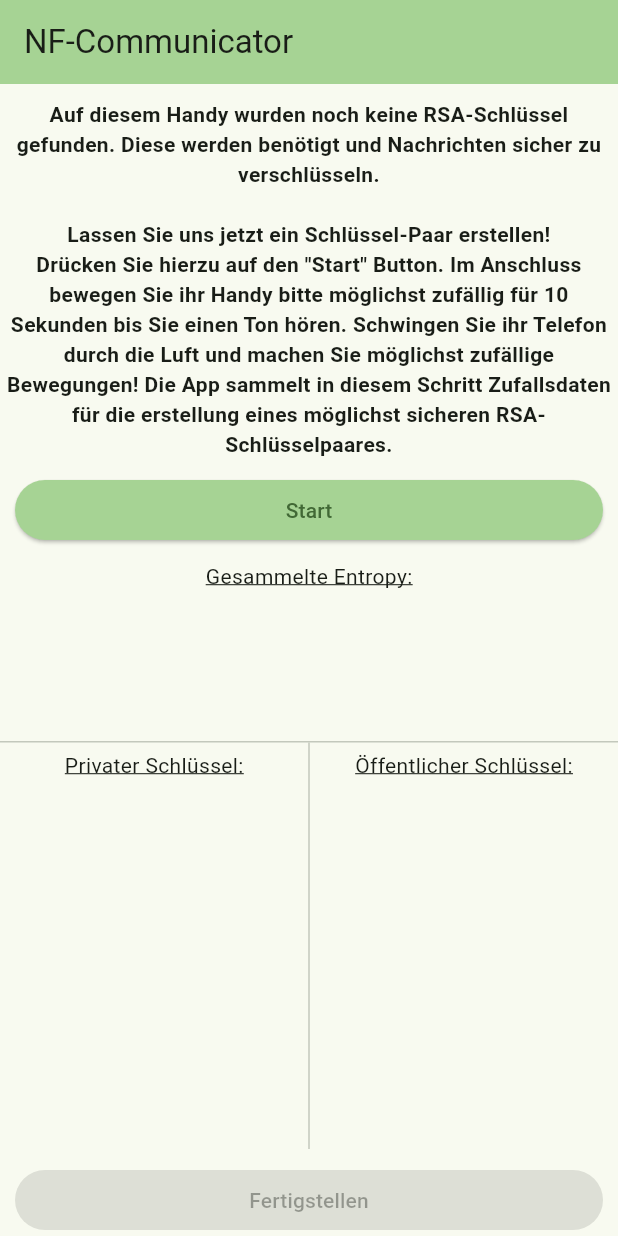
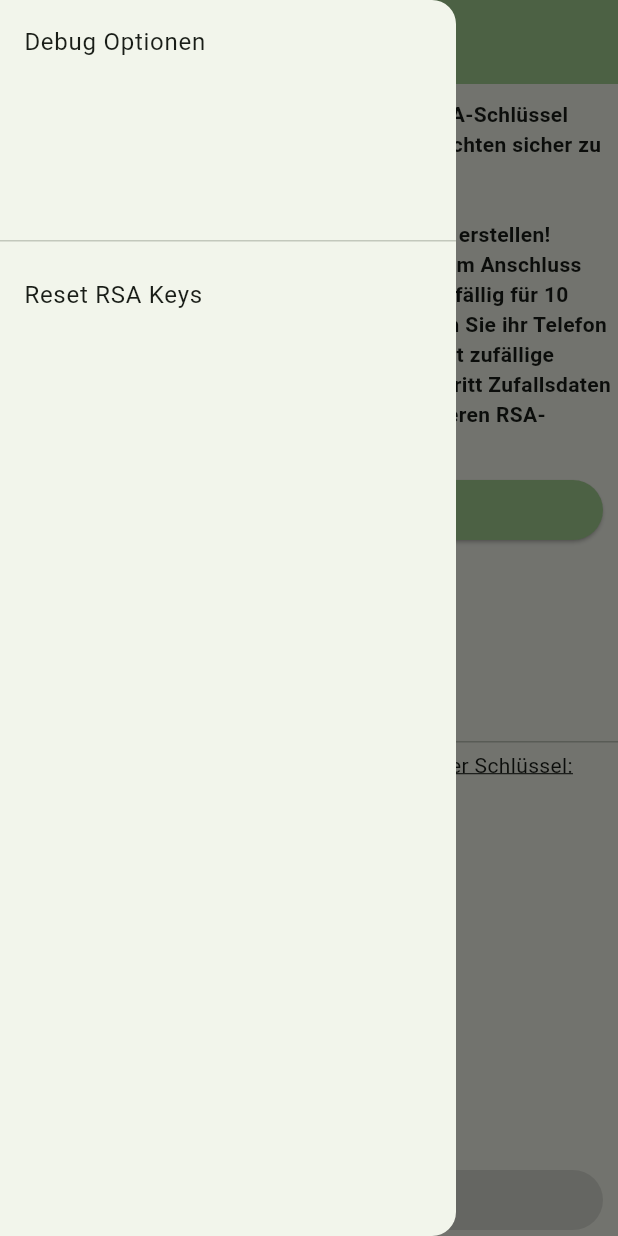
Before and after one commit to pneubeck/NFCommunicator_Frontend, a Flutter app: the screen it shows after launch, with the side drawer open (before the commit the screen has no drawer), on a phone screen of 412 x 824 dp. Run offline on Flutter 3.47's test engine with Material 3 defaults, Android fonts, the phone set to English and light mode, and no system bars; our stand-ins replace basic_utils, flutter_secure_storage, fluttertoast, sensors_plus; missing offline and left inert: pointycastle.

Commit message:
bunch of general improvements and first version of actual chat overview widget.

```diff
--- a/lib/create_keys_widget.dart
+++ b/lib/create_keys_widget.dart
@@ -3,7 +3,6 @@ import 'dart:convert';
 import 'dart:typed_data';
 
 import 'package:basic_utils/basic_utils.dart';
-import 'package:basic_utils/basic_utils.dart' as basic_utils;
 import 'package:crypto/crypto.dart';
 import 'package:flutter/material.dart';
 import 'package:flutter_secure_storage/flutter_secure_storage.dart';
--- a/lib/home_page_widget.dart
+++ b/lib/home_page_widget.dart
@@ -1,6 +1,7 @@
 import 'package:basic_utils/basic_utils.dart';
 import 'package:flutter/material.dart';
 import 'package:flutter_secure_storage/flutter_secure_storage.dart';
+import 'package:nfcommunicator_frontend/chats_overview.dart';
 import 'package:nfcommunicator_frontend/create_keys_widget.dart';
 import 'package:nfcommunicator_frontend/test_widget.dart';
 import 'package:nfcommunicator_frontend/util/globals.dart' as globals;
@@ -15,6 +16,7 @@ class HomePageWidget extends StatefulWidget {
 
 class _HomePageWidgetState extends State<HomePageWidget> {
   Future _getKeys() async {
+    await Future.delayed(Duration(seconds: 3));
     final storage = FlutterSecureStorage();
     String? privatekeyPem = await storage.read(
       key: globals.keystoreKPrivateKeyKey,
@@ -33,6 +35,8 @@ class _HomePageWidgetState extends State<HomePageWidget> {
     return false;
   }
 
+  void _resetRsaKeys() async {}
+
   @override
   Widget build(BuildContext context) {
     return Scaffold(
@@ -40,21 +44,35 @@ class _HomePageWidgetState extends State<HomePageWidget> {
         title: Text(widget.title),
         backgroundColor: Theme.of(context).colorScheme.inversePrimary,
       ),
-      body: Expanded(
-        child: FutureBuilder(
-          future: _getKeys(),
-          builder: (context, snapshot) {
-            if (snapshot.hasData) {
-              return Expanded(
-                child:
-                    globals.privateKey != null
-                        ? TestWidget(title: 'test')
-                        : CreateKeysWidget(title: 'Schlüssel erstellen'),
-              );
+      drawer: Drawer(
+        child: ListView(
+          padding: EdgeInsets.zero,
+          children: [
+            const DrawerHeader(child: Text('Debug Optionen')),
+            ListTile(title: Text('Reset RSA Keys'), onTap: _resetRsaKeys),
+          ],
+        ),
+      ),
+      body: FutureBuilder(
+        future: _getKeys(),
+        builder: (context, snapshot) {
+          if (snapshot.hasData) {
+            if (globals.privateKey != null) {
+              return ChatsOverviewWidget();
+            } else {
+              return CreateKeysWidget(title: 'Schlüssel erstellen');
             }
-            return CircularProgressIndicator();
-          },
-        ),
+          }
+          return Center(
+            child: SizedBox(
+              width: MediaQuery.of(context).size.width /2,
+              height: MediaQuery.of(context).size.width /2,
+              child: CircularProgressIndicator(
+                color: Theme.of(context).colorScheme.inversePrimary,
+              ),
+            ),
+          );
+        },
       ),
     );
   }
```
Also changed, not shown: lib/chats_overview.dart (added, +23 -0 lines).
